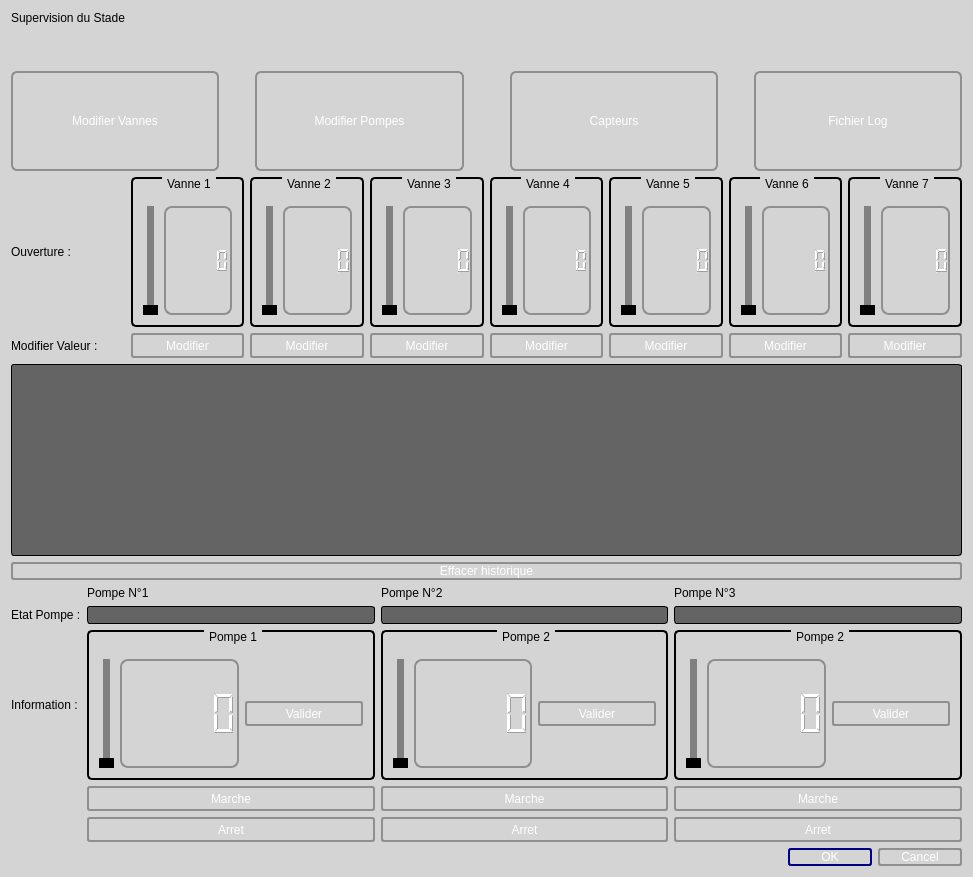
Above: supervision.ui from CalmettesT/Projet-BTS before the change. Below: the same form after it.
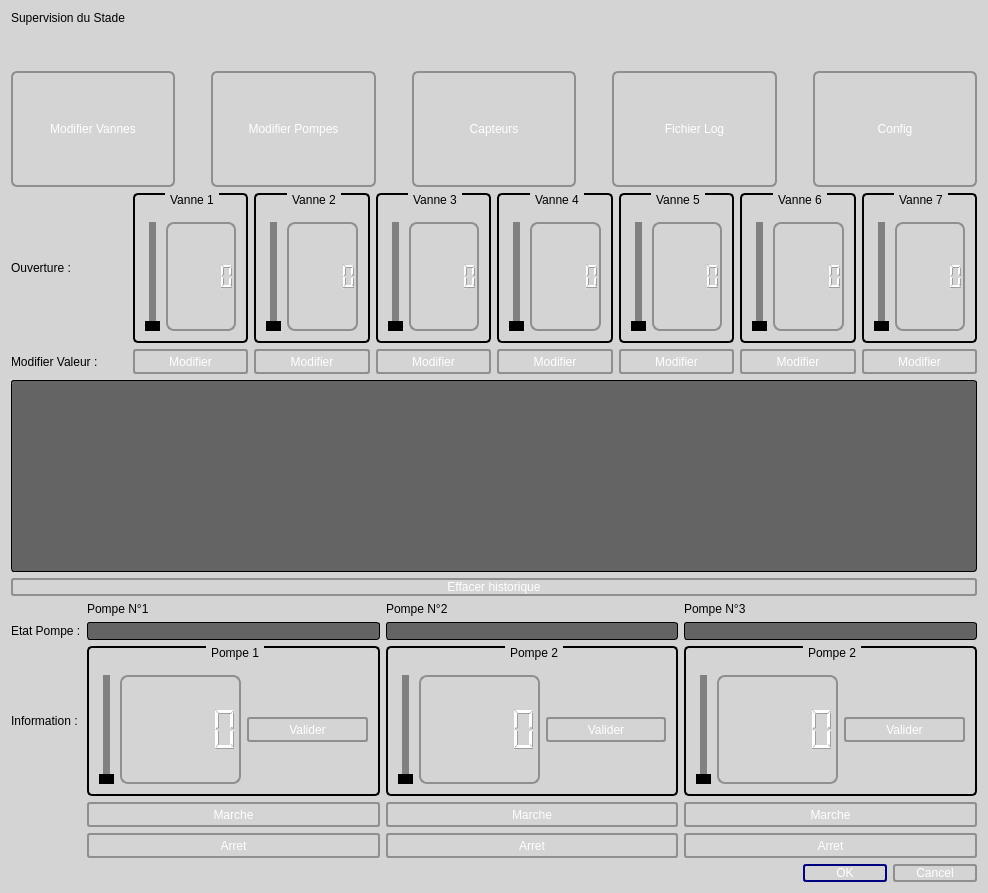
That is the form after the change.

What changed in the file:
```diff
--- a/supervision.ui
+++ b/supervision.ui
@@ -6,8 +6,8 @@
    <rect>
     <x>0</x>
     <y>0</y>
-    <width>973</width>
-    <height>771</height>
+    <width>988</width>
+    <height>893</height>
    </rect>
   </property>
   <property name="windowTitle">
@@ -53,7 +53,7 @@
       </spacer>
      </item>
      <item>
-      <layout class="QHBoxLayout" name="horizontalLayout" stretch="2,0,2,0,2,0,2">
+      <layout class="QHBoxLayout" name="horizontalLayout" stretch="2,0,2,0,2,0,2,0,2">
        <item>
         <widget class="QPushButton" name="BoutonVannes">
          <property name="sizePolicy">
@@ -174,7 +174,7 @@
          </property>
          <property name="sizeHint" stdset="0">
           <size>
-           <width>40</width>
+           <width>30</width>
            <height>20</height>
           </size>
          </property>
@@ -287,6 +287,63 @@
          </property>
         </widget>
        </item>
+       <item>
+        <spacer name="horizontalSpacer_4">
+         <property name="orientation">
+          <enum>Qt::Horizontal</enum>
+         </property>
+         <property name="sizeHint" stdset="0">
+          <size>
+           <width>30</width>
+           <height>20</height>
+          </size>
+         </property>
+        </spacer>
+       </item>
+       <item>
+        <widget class="QPushButton" name="boutonConfig">
+         <property name="sizePolicy">
+          <sizepolicy hsizetype="Minimum" vsizetype="Minimum">
+           <horstretch>0</horstretch>
+           <verstretch>0</verstretch>
+          </sizepolicy>
+         </property>
+         <property name="maximumSize">
+          <size>
+           <width>16777215</width>
+           <height>150</height>
+          </size>
+         </property>
+         <property name="styleSheet">
+          <string notr="true">QPushButton {
+	font: 75 12pt &quot;Arial&quot;;
+	color: rgb(255, 255, 255);
+         border: 2px solid #8f8f91;
+         border-radius: 6px;
+         background-color: qlineargradient(x1: 0, y1: 0, x2: 0, y2: 1,
+                                           stop: 0 #181716, stop: 1 #3D3C3A);
+         min-width: 80px;
+     }
+
+     QPushButton:pressed {
+         background-color: qlineargradient(x1: 0, y1: 0, x2: 0, y2: 1,
+                                           stop: 0 #3D3C3A, stop: 1 #181716);
+     }
+
+     QPushButton:flat {
+         border: none; /* no border for a flat push button */
+     }
+
+     QPushButton:default {
+         border-color: navy; /* make the default button prominent */
+     }
+</string>
+         </property>
+         <property name="text">
+          <string>Config</string>
+         </property>
+        </widget>
+       </item>
       </layout>
      </item>
      <item>
```
Left out of the diff: 72 changed lines with no effect on the pictures.
